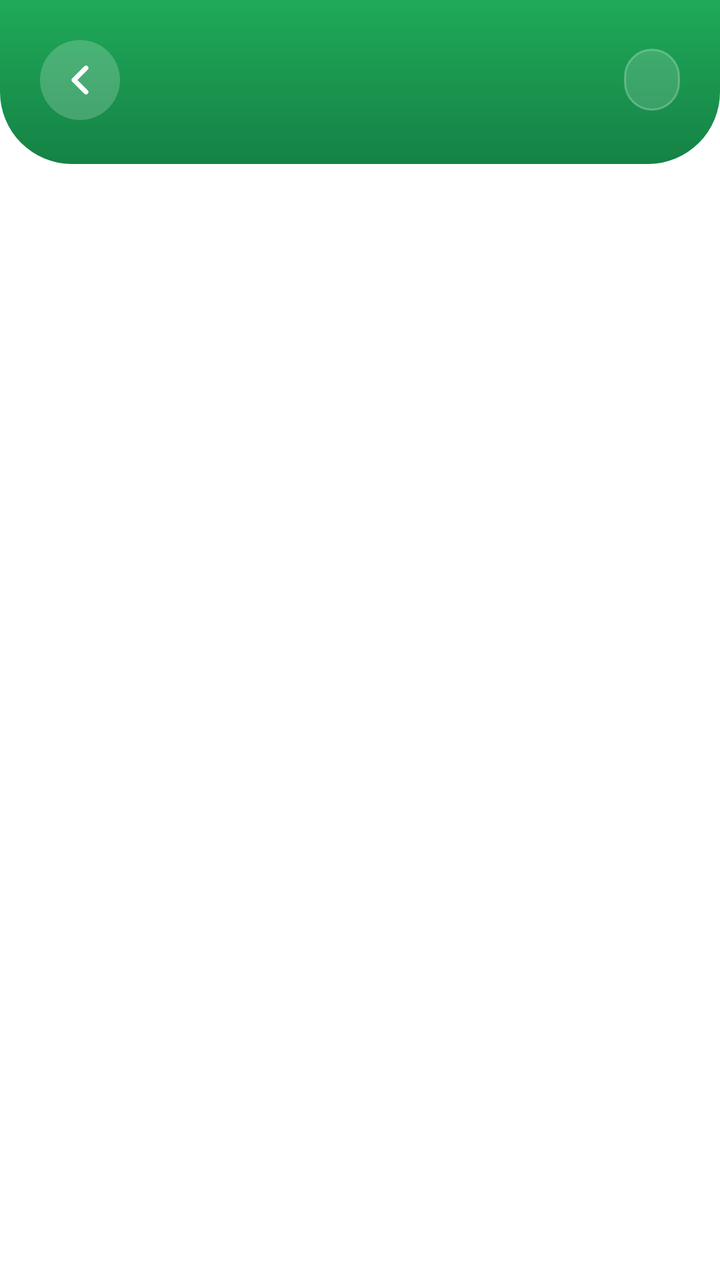
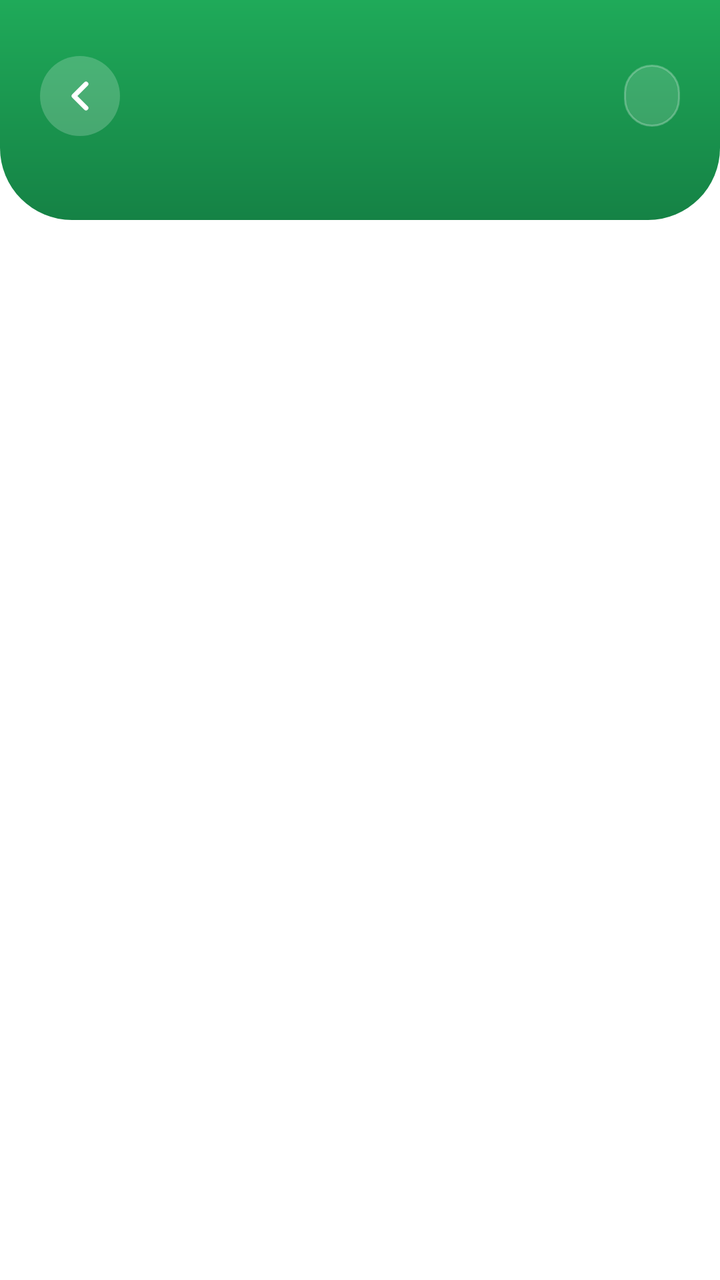

Two renders of the same Android screen: before a commit and after it. Below are the layout's source before the change and the commit's diff.
<!-- AndroidManifest.xml: application theme Theme.ViewGrow.Starting -->
<!-- res/layout/fragment_history_day.xml -->
<?xml version="1.0" encoding="utf-8"?>
<LinearLayout xmlns:android="http://schemas.android.com/apk/res/android"
    android:layout_width="match_parent"
    android:layout_height="match_parent"
    android:background="@color/surface"
    android:orientation="vertical">

    <LinearLayout
        android:id="@+id/hero"
        android:layout_width="match_parent"
        android:layout_height="wrap_content"
        android:background="@drawable/bg_hero"
        android:orientation="vertical"
        android:paddingStart="20dp"
        android:paddingTop="20dp"
        android:paddingEnd="20dp"
        android:paddingBottom="22dp">

        <LinearLayout
            android:layout_width="match_parent"
            android:layout_height="wrap_content"
            android:gravity="center_vertical"
            android:orientation="horizontal">
            <ImageView
                android:id="@+id/back"
                android:layout_width="40dp"
                android:layout_height="40dp"
                android:background="@drawable/bg_back_circle"
                android:clickable="true"
                android:contentDescription="Back"
                android:focusable="true"
                android:padding="8dp"
                android:src="@drawable/ic_back" />
            <TextView
                android:id="@+id/day_title"
                android:layout_width="0dp"
                android:layout_height="wrap_content"
                android:layout_marginStart="12dp"
                android:layout_weight="1"
                android:singleLine="true"
                android:tag="extrabold"
                android:textColor="@color/white"
                android:textSize="20sp" />
            <TextView
                android:id="@+id/day_count"
                android:layout_width="wrap_content"
                android:layout_height="wrap_content"
                android:background="@drawable/bg_badge_glass"
                android:paddingStart="14dp"
                android:paddingTop="6dp"
                android:paddingEnd="14dp"
                android:paddingBottom="6dp"
                android:tag="bold"
                android:textColor="@color/white"
                android:textSize="14sp" />
        </LinearLayout>
    </LinearLayout>

    <ScrollView
        android:layout_width="match_parent"
        android:layout_height="0dp"
        android:layout_weight="1"
        android:clipToPadding="false"
        android:paddingBottom="90dp"
        android:scrollbars="none">
        <LinearLayout
            android:layout_width="match_parent"
            android:layout_height="wrap_content"
            android:orientation="vertical"
            android:paddingStart="20dp"
            android:paddingTop="16dp"
            android:paddingEnd="20dp"
            android:paddingBottom="12dp">

            <LinearLayout
                android:id="@+id/day_list"
                android:layout_width="match_parent"
                android:layout_height="wrap_content"
                android:orientation="vertical" />

            <TextView
                android:id="@+id/day_empty"
                android:layout_width="match_parent"
                android:layout_height="wrap_content"
                android:gravity="center"
                android:lineSpacingExtra="3dp"
                android:padding="22dp"
                android:textColor="@color/muted"
                android:textSize="13sp"
                android:visibility="gone" />
        </LinearLayout>
    </ScrollView>
</LinearLayout>
<!-- resources referenced by this layout -->
<resources>
  <color name="muted">#8A928C</color>
  <color name="surface">#FFFFFF</color>
  <color name="white">#FFFFFF</color>
  <!-- drawable bg_back_circle (drawable) -->
  <?xml version="1.0" encoding="utf-8"?>
  <shape xmlns:android="http://schemas.android.com/apk/res/android" android:shape="oval">
      <solid android:color="#33FFFFFF" />
  </shape>
  <!-- drawable bg_badge_glass (drawable) -->
  <?xml version="1.0" encoding="utf-8"?>
  <shape xmlns:android="http://schemas.android.com/apk/res/android" android:shape="rectangle">
      <solid android:color="#26FFFFFF" />
      <stroke android:width="1dp" android:color="#40FFFFFF" />
      <corners android:radius="100dp" />
  </shape>
  <!-- drawable bg_hero (drawable) -->
  <?xml version="1.0" encoding="utf-8"?>
  <shape xmlns:android="http://schemas.android.com/apk/res/android" android:shape="rectangle">
      <gradient android:angle="270" android:startColor="@color/green" android:endColor="@color/green_dark" />
      <corners android:bottomLeftRadius="36dp" android:bottomRightRadius="36dp" />
  </shape>
  <!-- drawable ic_back (drawable) -->
  <?xml version="1.0" encoding="utf-8"?>
  <vector xmlns:android="http://schemas.android.com/apk/res/android"
      android:width="24dp"
      android:height="24dp"
      android:viewportWidth="24"
      android:viewportHeight="24">
      <path
          android:fillColor="#00000000"
          android:pathData="M15,18l-6,-6 6,-6"
          android:strokeColor="#FFFFFFFF"
          android:strokeLineCap="round"
          android:strokeLineJoin="round"
          android:strokeWidth="2.4" />
  </vector>
  <style name="Theme.ViewGrow.Starting" parent="Theme.SplashScreen">
          <item name="windowSplashScreenBackground">@color/splash_bg</item>
          <item name="windowSplashScreenAnimatedIcon">@drawable/splash_icon</item>
          <item name="postSplashScreenTheme">@style/Theme.ViewGrow</item>
      </style>
  <color name="green">#1FAA59</color>
  <color name="green_dark">#158245</color>
  <color name="splash_bg">#F6F6F6</color>
  <!-- drawable splash_icon: png bitmap (drawable-nodpi, 113375 bytes) -->
  <style name="Theme.ViewGrow" parent="Theme.MaterialComponents.DayNight.NoActionBar">
          <item name="colorPrimary">@color/green</item>
          <item name="colorSurface">@color/surface</item>
          <item name="colorOnSurface">@color/dark</item>
          <item name="colorPrimaryVariant">@color/green_dark</item>
          <item name="colorOnPrimary">@color/white</item>
          <item name="colorSecondary">@color/green</item>
          <item name="colorControlActivated">@color/green</item>
          <item name="android:windowBackground">@color/surface</item>
          <item name="android:statusBarColor">@android:color/transparent</item>
          <item name="android:navigationBarColor">@color/surface</item>
          <item name="android:windowLightStatusBar">false</item>
      </style>
  <color name="dark">#111B21</color>
</resources>

<!-- the commit's change to res/layout/fragment_history_day.xml (unified diff, before → after) -->
@@ -12,9 +12,9 @@
         android:background="@drawable/bg_hero"
         android:orientation="vertical"
         android:paddingStart="20dp"
-        android:paddingTop="20dp"
+        android:paddingTop="28dp"
         android:paddingEnd="20dp"
-        android:paddingBottom="22dp">
+        android:paddingBottom="42dp">
 
         <LinearLayout
             android:layout_width="match_parent"
@@ -45,6 +45,7 @@
                 android:id="@+id/day_count"
                 android:layout_width="wrap_content"
                 android:layout_height="wrap_content"
+                android:layout_marginStart="10dp"
                 android:background="@drawable/bg_badge_glass"
                 android:paddingStart="14dp"
                 android:paddingTop="6dp"
